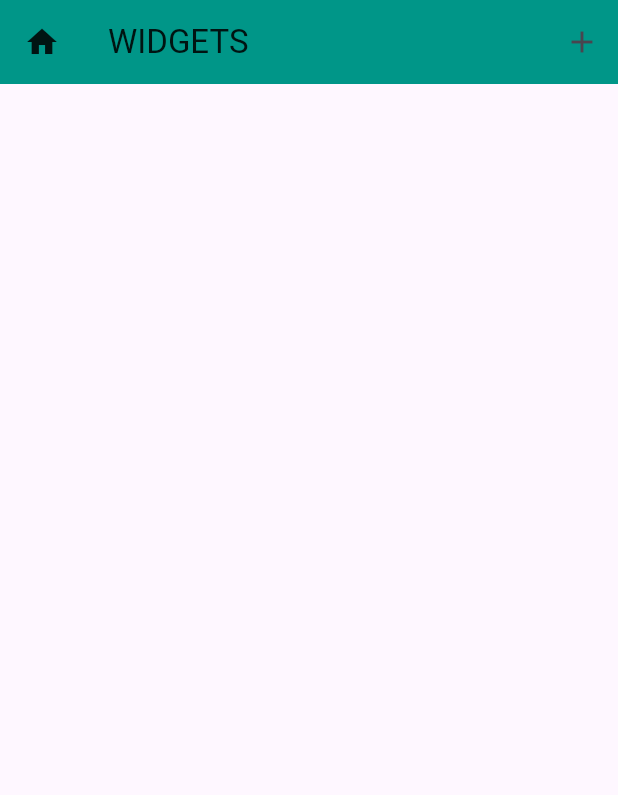
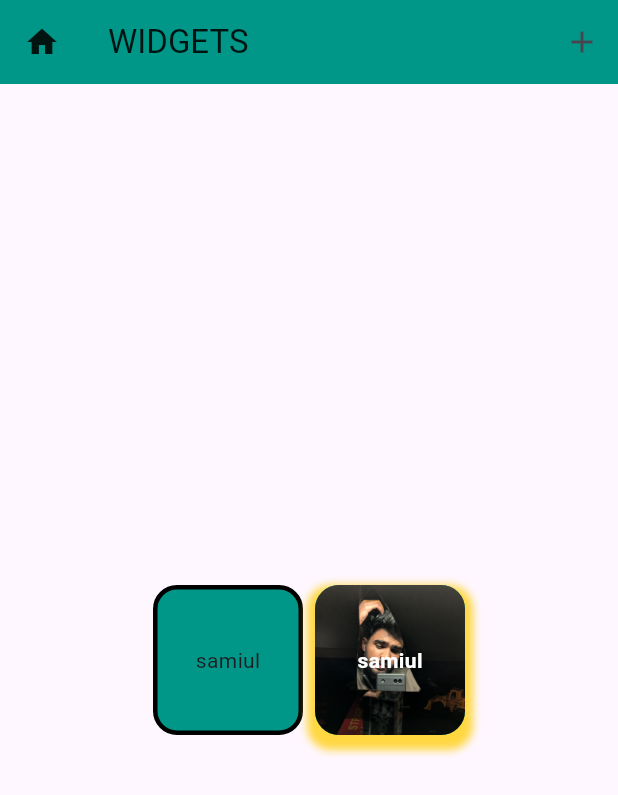
Before and after one commit to Samiul-Islam-Rafi-SWE/flutter-widgets, a Flutter app: the screen it shows after launch, on a phone screen of 412 x 824 dp. Shown: the top 795 px of the screen. Run offline on Flutter 3.47's test engine with Material 3 defaults, Android fonts, the phone set to English and light mode, and no system bars.

Commit message:
add to B0xShadow

```diff
--- a/lib/main.dart
+++ b/lib/main.dart
@@ -1,5 +1,7 @@
 // Buttons(ElevatedButton , textButton, IconButton, GesturDetector , Inkwell) |
 //Text_input--> (TextField) | container | rechTest | padding
+
+import 'dart:math';
 
 import 'package:flutter/material.dart';
 
@@ -39,7 +41,6 @@ class Home extends StatelessWidget {
         child: Column(
           mainAxisAlignment: MainAxisAlignment.center,
           mainAxisSize: MainAxisSize.min,
-          crossAxisAlignment: CrossAxisAlignment.center,
           children: [
             // Buttons mainly work evenfire -=- ElevatedButton
             // ElevatedButton(
@@ -156,6 +157,57 @@ class Home extends StatelessWidget {
             //     ),
             //   ),
             // ),
+
+            //container
+            Wrap(
+              spacing: 8,
+              children: [
+                Container(
+                  width: 100,
+                  height: 100,
+                  decoration: BoxDecoration(
+                    color: Colors.teal,
+                    borderRadius: BorderRadius.circular(16),
+                    border: Border.all(color: Colors.black, width: 3),
+                  ),
+                  alignment: Alignment.center,
+                  child: Text('samiul'),
+                ),
+                Container(
+                  width: 100,
+                  height: 100,
+                  decoration: BoxDecoration(
+                    color: Colors.teal,
+                    // border: Border(
+                    //   top: BorderSide(color: Colors.black, width: 3),
+                    //   bottom: BorderSide(color: Colors.red),
+                    // ),
+                    borderRadius: BorderRadius.circular(16),
+                    image: DecorationImage(
+                      image: AssetImage('assets/images/samiul.jpg'),
+                      fit: BoxFit.cover,
+                    ),
+                    boxShadow: [
+                      BoxShadow(
+                        color: Colors.amberAccent,
+                        spreadRadius: 5,
+                        blurRadius: 4,
+                        offset: Offset(0, 5),
+                      ),
+                    ],
+                  ),
+
+                  alignment: Alignment.center,
+                  child: Text(
+                    'samiul',
+                    style: TextStyle(
+                      color: Colors.white,
+                      fontWeight: FontWeight.bold,
+                    ),
+                  ),
+                ),
+              ],
+            ),
           ],
         ),
       ),
```
